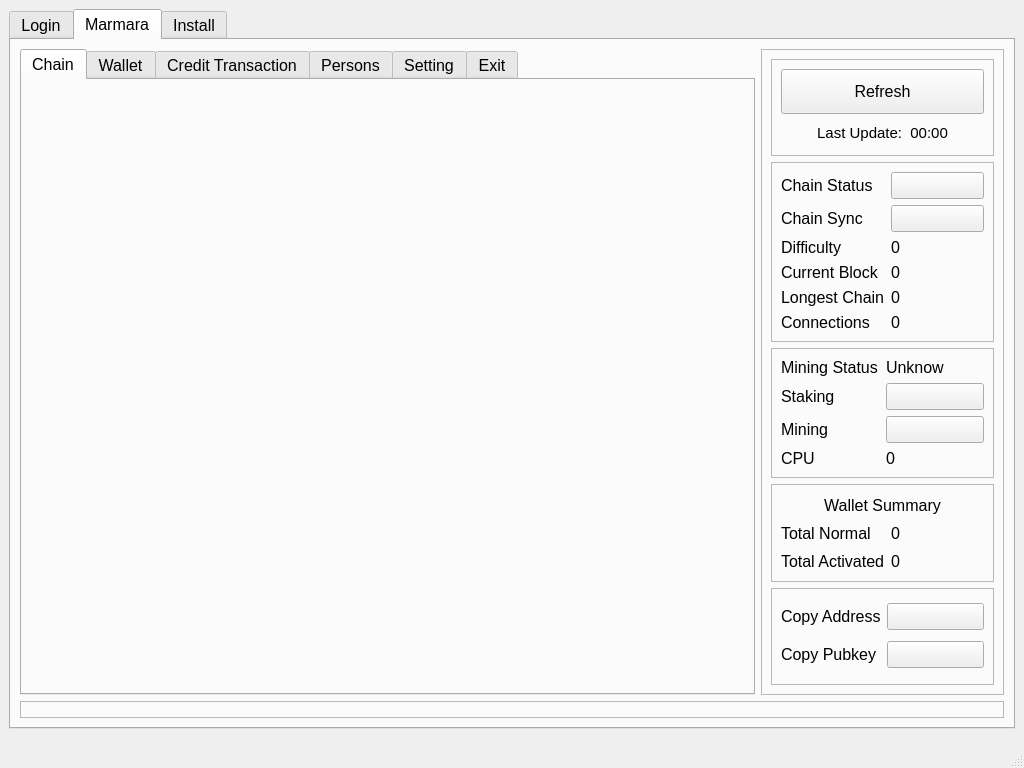
Above: src/main/python/qtguidesign.ui from marmarachain/marmara-connector before the change. Below: the same form after it.
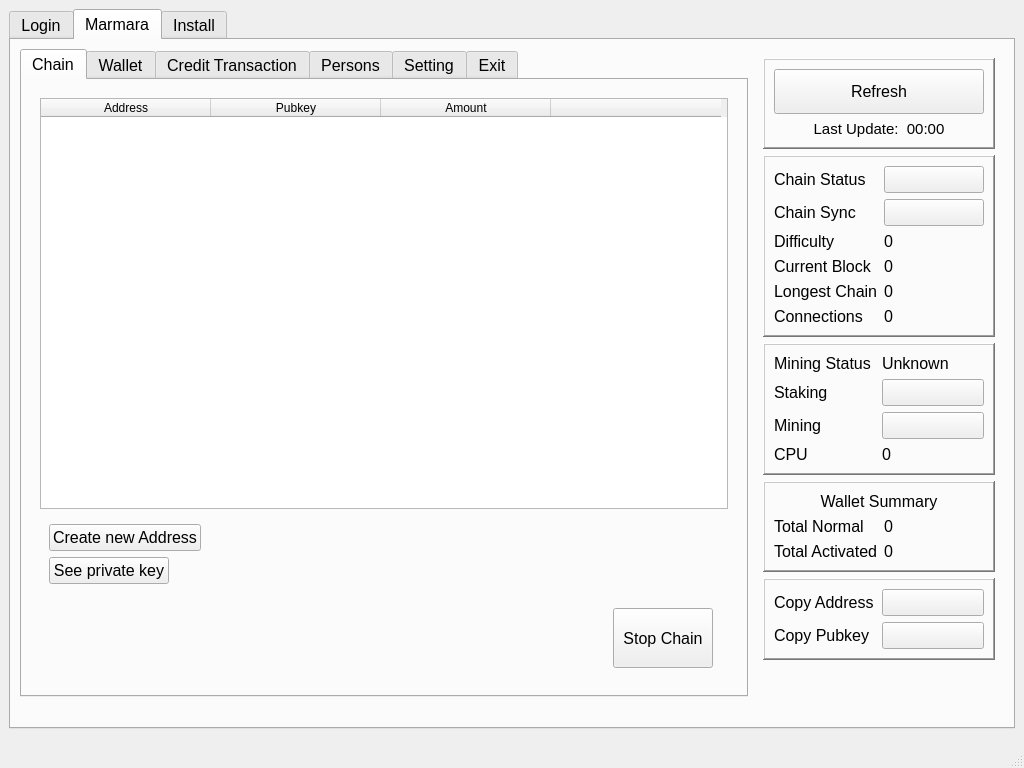
That is the form after the change. The open tabs and pages were chosen to show the change. Icons and pictures are not drawn.

Commit message: [ADD] added chain page gui desing

```diff
--- a/src/main/python/qtguidesign.ui
+++ b/src/main/python/qtguidesign.ui
@@ -943,10 +943,348 @@
         <string>Marmara</string>
        </attribute>
        <layout class="QGridLayout" name="gridLayout_8">
+        <item row="0" column="0">
+         <widget class="QTabWidget" name="mcl_tab">
+          <property name="minimumSize">
+           <size>
+            <width>728</width>
+            <height>0</height>
+           </size>
+          </property>
+          <property name="maximumSize">
+           <size>
+            <width>16777215</width>
+            <height>16777215</height>
+           </size>
+          </property>
+          <property name="font">
+           <font>
+            <pointsize>12</pointsize>
+           </font>
+          </property>
+          <property name="tabPosition">
+           <enum>QTabWidget::North</enum>
+          </property>
+          <property name="tabShape">
+           <enum>QTabWidget::Rounded</enum>
+          </property>
+          <property name="currentIndex">
+           <number>0</number>
+          </property>
+          <property name="elideMode">
+           <enum>Qt::ElideNone</enum>
+          </property>
+          <property name="documentMode">
+           <bool>false</bool>
+          </property>
+          <property name="tabsClosable">
+           <bool>false</bool>
+          </property>
+          <property name="movable">
+           <bool>false</bool>
+          </property>
+          <property name="tabBarAutoHide">
+           <bool>false</bool>
+          </property>
+          <widget class="QWidget" name="chain_tab">
+           <property name="font">
+            <font>
+             <pointsize>12</pointsize>
+            </font>
+           </property>
+           <property name="layoutDirection">
+            <enum>Qt::LeftToRight</enum>
+           </property>
+           <property name="styleSheet">
+            <string notr="true"/>
+           </property>
+           <attribute name="title">
+            <string>Chain</string>
+           </attribute>
+           <layout class="QGridLayout" name="gridLayout_18">
+            <item row="0" column="0">
+             <widget class="QStackedWidget" name="chain_stackedWidget">
+              <property name="frameShape">
+               <enum>QFrame::NoFrame</enum>
+              </property>
+              <property name="frameShadow">
+               <enum>QFrame::Raised</enum>
+              </property>
+              <property name="currentIndex">
+               <number>0</number>
+              </property>
+              <widget class="QWidget" name="chainaddresses_page">
+               <layout class="QGridLayout" name="gridLayout_26">
+                <item row="0" column="0" colspan="2">
+                 <widget class="QTableWidget" name="tableWidget">
+                  <property name="sizePolicy">
+                   <sizepolicy hsizetype="Expanding" vsizetype="Expanding">
+                    <horstretch>0</horstretch>
+                    <verstretch>0</verstretch>
+                   </sizepolicy>
+                  </property>
+                  <property name="horizontalScrollBarPolicy">
+                   <enum>Qt::ScrollBarAsNeeded</enum>
+                  </property>
+                  <property name="sizeAdjustPolicy">
+                   <enum>QAbstractScrollArea::AdjustToContentsOnFirstShow</enum>
+                  </property>
+                  <property name="editTriggers">
+                   <set>QAbstractItemView::DoubleClicked|QAbstractItemView::SelectedClicked</set>
+                  </property>
+                  <property name="defaultDropAction">
+                   <enum>Qt::IgnoreAction</enum>
+                  </property>
+                  <property name="alternatingRowColors">
+                   <bool>true</bool>
+                  </property>
+                  <property name="selectionBehavior">
+                   <enum>QAbstractItemView::SelectItems</enum>
+                  </property>
+                  <property name="horizontalScrollMode">
+                   <enum>QAbstractItemView::ScrollPerPixel</enum>
+                  </property>
+                  <property name="gridStyle">
+                   <enum>Qt::SolidLine</enum>
+                  </property>
+                  <property name="wordWrap">
+                   <bool>true</bool>
+                  </property>
+                  <property name="rowCount">
+                   <number>0</number>
+                  </property>
+                  <property name="columnCount">
+                   <number>4</number>
+                  </property>
+                  <attribute name="horizontalHeaderDefaultSectionSize">
+                   <number>170</number>
+                  </attribute>
+                  <attribute name="horizontalHeaderHighlightSections">
+                   <bool>true</bool>
+                  </attribute>
+                  <attribute name="horizontalHeaderShowSortIndicator" stdset="0">
+                   <bool>true</bool>
+                  </attribute>
+                  <attribute name="horizontalHeaderStretchLastSection">
+                   <bool>false</bool>
+                  </attribute>
+                  <column>
+                   <property name="text">
+                    <string>Address</string>
+                   </property>
+                  </column>
+                  <column>
+                   <property name="text">
+                    <string>Pubkey</string>
+                   </property>
+                  </column>
+                  <column>
+                   <property name="text">
+                    <string>Amount</string>
+                   </property>
+                  </column>
+                  <column>
+                   <property name="text">
+                    <string/>
+                   </property>
+                  </column>
+                 </widget>
+                </item>
+                <item row="2" column="0">
+                 <widget class="QFrame" name="frame">
+                  <property name="frameShape">
+                   <enum>QFrame::NoFrame</enum>
+                  </property>
+                  <property name="frameShadow">
+                   <enum>QFrame::Raised</enum>
+                  </property>
+                  <layout class="QGridLayout" name="gridLayout_27">
+                   <item row="0" column="2">
+                    <widget class="QPushButton" name="pushButton_3">
+                     <property name="maximumSize">
+                      <size>
+                       <width>160</width>
+                       <height>30</height>
+                      </size>
+                     </property>
+                     <property name="text">
+                      <string>Create new Address</string>
+                     </property>
+                    </widget>
+                   </item>
+                   <item row="1" column="2">
+                    <widget class="QPushButton" name="pushButton_2">
+                     <property name="maximumSize">
+                      <size>
+                       <width>120</width>
+                       <height>30</height>
+                      </size>
+                     </property>
+                     <property name="text">
+                      <string>See private key</string>
+                     </property>
+                    </widget>
+                   </item>
+                   <item row="0" column="3" rowspan="2">
+                    <spacer name="horizontalSpacer_11">
+                     <property name="orientation">
+                      <enum>Qt::Horizontal</enum>
+                     </property>
+                     <property name="sizeHint" stdset="0">
+                      <size>
+                       <width>40</width>
+                       <height>20</height>
+                      </size>
+                     </property>
+                    </spacer>
+                   </item>
+                  </layout>
+                 </widget>
+                </item>
+                <item row="3" column="0">
+                 <widget class="QFrame" name="frame_2">
+                  <property name="frameShape">
+                   <enum>QFrame::NoFrame</enum>
+                  </property>
+                  <property name="frameShadow">
+                   <enum>QFrame::Raised</enum>
+                  </property>
+                  <layout class="QGridLayout" name="gridLayout_28">
+                   <item row="0" column="0">
+                    <spacer name="horizontalSpacer_15">
+                     <property name="orientation">
+                      <enum>Qt::Horizontal</enum>
+                     </property>
+                     <property name="sizeHint" stdset="0">
+                      <size>
+                       <width>40</width>
+                       <height>20</height>
+                      </size>
+                     </property>
+                    </spacer>
+                   </item>
+                   <item row="0" column="1">
+                    <widget class="QPushButton" name="pushButton">
+                     <property name="minimumSize">
+                      <size>
+                       <width>100</width>
+                       <height>60</height>
+                      </size>
+                     </property>
+                     <property name="maximumSize">
+                      <size>
+                       <width>100</width>
+                       <height>60</height>
+                      </size>
+                     </property>
+                     <property name="text">
+                      <string>Stop Chain</string>
+                     </property>
+                    </widget>
+                   </item>
+                  </layout>
+                 </widget>
+                </item>
+               </layout>
+              </widget>
+              <widget class="QWidget" name="addaddress_page"/>
+             </widget>
+            </item>
+           </layout>
+          </widget>
+          <widget class="QWidget" name="wallet_tab">
+           <property name="font">
+            <font>
+             <pointsize>12</pointsize>
+            </font>
+           </property>
+           <attribute name="title">
+            <string>Wallet</string>
+           </attribute>
+          </widget>
+          <widget class="QWidget" name="credit_tab">
+           <property name="font">
+            <font>
+             <pointsize>12</pointsize>
+            </font>
+           </property>
+           <attribute name="title">
+            <string>Credit Transaction</string>
+           </attribute>
+          </widget>
+          <widget class="QWidget" name="person_tab">
+           <property name="font">
+            <font>
+             <pointsize>12</pointsize>
+            </font>
+           </property>
+           <attribute name="title">
+            <string>Persons</string>
+           </attribute>
+          </widget>
+          <widget class="QWidget" name="settings_tab">
+           <property name="font">
+            <font>
+             <pointsize>12</pointsize>
+            </font>
+           </property>
+           <attribute name="title">
+            <string>Setting</string>
+           </attribute>
+          </widget>
+          <widget class="QWidget" name="exit_tab">
+           <property name="font">
+            <font>
+             <pointsize>12</pointsize>
+            </font>
+           </property>
+           <attribute name="title">
+            <string>Exit</string>
+           </attribute>
+           <layout class="QGridLayout" name="gridLayout_25"/>
+          </widget>
+         </widget>
+        </item>
+        <item row="1" column="0" colspan="2">
+         <widget class="QLabel" name="bottom_message_label">
+          <property name="maximumSize">
+           <size>
+            <width>16777215</width>
+            <height>17</height>
+           </size>
+          </property>
+          <property name="font">
+           <font>
+            <pointsize>10</pointsize>
+           </font>
+          </property>
+          <property name="frameShape">
+           <enum>QFrame::NoFrame</enum>
+          </property>
+          <property name="frameShadow">
+           <enum>QFrame::Raised</enum>
+          </property>
+          <property name="text">
+           <string/>
+          </property>
+         </widget>
+        </item>
         <item row="0" column="1">
          <widget class="QFrame" name="chainsummary_frame">
+          <property name="minimumSize">
+           <size>
+            <width>250</width>
+            <height>0</height>
+           </size>
+          </property>
+          <property name="maximumSize">
+           <size>
+            <width>250</width>
+            <height>16777215</height>
+           </size>
+          </property>
           <property name="frameShape">
-           <enum>QFrame::StyledPanel</enum>
+           <enum>QFrame::NoFrame</enum>
           </property>
           <property name="frameShadow">
            <enum>QFrame::Raised</enum>
@@ -954,8 +1292,14 @@
           <layout class="QGridLayout" name="gridLayout_9">
            <item row="4" column="0" colspan="2">
             <widget class="QFrame" name="walletsummary_frame">
+             <property name="maximumSize">
+              <size>
+               <width>16777215</width>
+               <height>100</height>
+              </size>
+             </property>
              <property name="frameShape">
-              <enum>QFrame::StyledPanel</enum>
+              <enum>QFrame::WinPanel</enum>
              </property>
              <property name="frameShadow">
               <enum>QFrame::Raised</enum>
@@ -1029,8 +1373,14 @@
            </item>
            <item row="0" column="0" colspan="2">
             <widget class="QFrame" name="reflesh_frame">
+             <property name="maximumSize">
+              <size>
+               <width>16777215</width>
+               <height>100</height>
+              </size>
+             </property>
              <property name="frameShape">
-              <enum>QFrame::StyledPanel</enum>
+              <enum>QFrame::WinPanel</enum>
              </property>
              <property name="frameShadow">
               <enum>QFrame::Raised</enum>
@@ -1074,8 +1424,14 @@
            </item>
            <item row="3" column="0" colspan="2">
             <widget class="QFrame" name="miningstatus_frame">
+             <property name="maximumSize">
+              <size>
+               <width>16777215</width>
+               <height>135</height>
+              </size>
+             </property>
              <property name="frameShape">
-              <enum>QFrame::StyledPanel</enum>
+              <enum>QFrame::WinPanel</enum>
              </property>
              <property name="frameShadow">
               <enum>QFrame::Raised</enum>
@@ -1113,7 +1469,7 @@
                  </font>
                 </property>
                 <property name="text">
-                 <string>Unknow</string>
+                 <string>Unknown</string>
                 </property>
                </widget>
               </item>
@@ -1182,8 +1538,14 @@
            </item>
            <item row="7" column="0" colspan="2">
             <widget class="QFrame" name="address_pubkey_frame">
+             <property name="maximumSize">
+              <size>
+               <width>16777215</width>
+               <height>100</height>
+              </size>
+             </property>
              <property name="frameShape">
-              <enum>QFrame::StyledPanel</enum>
+              <enum>QFrame::WinPanel</enum>
              </property>
              <property name="frameShadow">
               <enum>QFrame::Raised</enum>
@@ -1242,8 +1604,14 @@
            </item>
            <item row="2" column="0" colspan="2">
             <widget class="QFrame" name="chainstatus_frame">
+             <property name="maximumSize">
+              <size>
+               <width>16777215</width>
+               <height>200</height>
+              </size>
+             </property>
              <property name="frameShape">
-              <enum>QFrame::StyledPanel</enum>
+              <enum>QFrame::WinPanel</enum>
              </property>
              <property name="frameShadow">
               <enum>QFrame::Raised</enum>
@@ -1396,133 +1764,31 @@
              </layout>
             </widget>
            </item>
+           <item row="8" column="0" colspan="2">
+            <widget class="QFrame" name="empty_frame">
+             <property name="minimumSize">
+              <size>
+               <width>0</width>
+               <height>0</height>
+              </size>
+             </property>
+             <property name="maximumSize">
+              <size>
+               <width>16777215</width>
+               <height>16777215</height>
+              </size>
+             </property>
+             <property name="frameShape">
+              <enum>QFrame::NoFrame</enum>
+             </property>
+             <property name="frameShadow">
+              <enum>QFrame::Raised</enum>
+             </property>
+            </widget>
+           </item>
           </layout>
          </widget>
         </item>
-        <item row="0" column="0">
-         <widget class="QTabWidget" name="mcl_tab">
-          <property name="maximumSize">
-           <size>
-            <width>735</width>
-            <height>675</height>
-           </size>
-          </property>
-          <property name="font">
-           <font>
-            <pointsize>12</pointsize>
-           </font>
-          </property>
-          <property name="tabPosition">
-           <enum>QTabWidget::North</enum>
-          </property>
-          <property name="tabShape">
-           <enum>QTabWidget::Rounded</enum>
-          </property>
-          <property name="currentIndex">
-           <number>0</number>
-          </property>
-          <property name="elideMode">
-           <enum>Qt::ElideNone</enum>
-          </property>
-          <property name="documentMode">
-           <bool>false</bool>
-          </property>
-          <property name="tabsClosable">
-           <bool>false</bool>
-          </property>
-          <property name="movable">
-           <bool>false</bool>
-          </property>
-          <property name="tabBarAutoHide">
-           <bool>false</bool>
-          </property>
-          <widget class="QWidget" name="chain_tab">
-           <property name="font">
-            <font>
-             <pointsize>12</pointsize>
-            </font>
-           </property>
-           <property name="layoutDirection">
-            <enum>Qt::LeftToRight</enum>
-           </property>
-           <property name="styleSheet">
-            <string notr="true"/>
-           </property>
-           <attribute name="title">
-            <string>Chain</string>
-           </attribute>
-          </widget>
-          <widget class="QWidget" name="wallet_tab">
-           <property name="font">
-            <font>
-             <pointsize>12</pointsize>
-            </font>
-           </property>
-           <attribute name="title">
-            <string>Wallet</string>
-           </attribute>
-          </widget>
-          <widget class="QWidget" name="credit_tab">
-           <property name="font">
-            <font>
-             <pointsize>12</pointsize>
-            </font>
-           </property>
-           <attribute name="title">
-            <string>Credit Transaction</string>
-           </attribute>
-          </widget>
-          <widget class="QWidget" name="person_tab">
-           <property name="font">
-            <font>
-             <pointsize>12</pointsize>
-            </font>
-           </property>
-           <attribute name="title">
-            <string>Persons</string>
-           </attribute>
-          </widget>
-          <widget class="QWidget" name="settings_tab">
-           <property name="font">
-            <font>
-             <pointsize>12</pointsize>
-            </font>
-           </property>
-           <attribute name="title">
-            <string>Setting</string>
-           </attribute>
-          </widget>
-          <widget class="QWidget" name="exit_tab">
-           <property name="font">
-            <font>
-             <pointsize>12</pointsize>
-            </font>
-           </property>
-           <attribute name="title">
-            <string>Exit</string>
-           </attribute>
-           <layout class="QGridLayout" name="gridLayout_25"/>
-          </widget>
-         </widget>
-        </item>
-        <item row="1" column="0" colspan="2">
-         <widget class="QLabel" name="bottom_message_label">
-          <property name="font">
-           <font>
-            <pointsize>10</pointsize>
-           </font>
-          </property>
-          <property name="frameShape">
-           <enum>QFrame::StyledPanel</enum>
-          </property>
-          <property name="frameShadow">
-           <enum>QFrame::Raised</enum>
-          </property>
-          <property name="text">
-           <string/>
-          </property>
-         </widget>
-        </item>
        </layout>
       </widget>
       <widget class="QWidget" name="install_tab">
```
Left out of the diff: 104 changed lines with no effect on the pictures. The commit also changes 4 other files.
